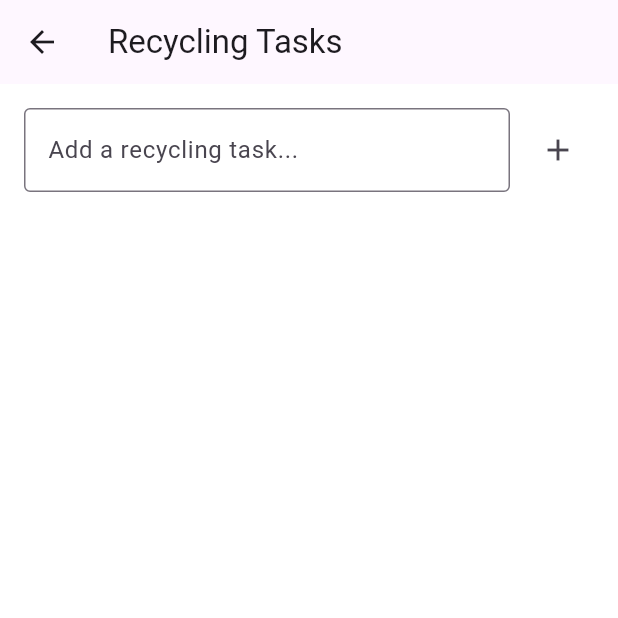
After one commit to ivanwong12364/smart-recycle, a Flutter app: the RecycleTab screen opened directly, after a tap on the "checklist" icon, on a phone screen of 412 x 824 dp, the top half of it. The commit adds this screen. Run offline on Flutter 3.47's test engine with Material 3 defaults, Android fonts, the light colour scheme and no system bars; our stand-ins replace cloud_firestore, firebase_auth, firebase_core, google_fonts, image_picker, sqflite; accounts and stored records are empty.

Commit message:
feat: add todo list

```diff
--- a/lib/screens/tabs/recycle_tab.dart
+++ b/lib/screens/tabs/recycle_tab.dart
@@ -1,6 +1,7 @@
 import 'package:flutter/material.dart';
 
 import '../image_classification_screen.dart';
+import '../todo_list_screen.dart';
 
 class RecycleTab extends StatelessWidget {
   final List<RecycleCategory> categories = [
@@ -58,6 +59,17 @@ class RecycleTab extends StatelessWidget {
                 context,
                 MaterialPageRoute(
                   builder: (context) => ImageClassificationScreen(),
+                ),
+              );
+            },
+          ),
+          IconButton(
+            icon: Icon(Icons.checklist),
+            onPressed: () {
+              Navigator.push(
+                context,
+                MaterialPageRoute(
+                  builder: (context) => TodoListScreen(),
                 ),
               );
             },
--- /dev/null
+++ b/lib/screens/todo_list_screen.dart
@@ -0,0 +1,108 @@
+import 'package:flutter/material.dart';
+
+class TodoListScreen extends StatefulWidget {
+  @override
+  _TodoListScreenState createState() => _TodoListScreenState();
+}
+
+class _TodoListScreenState extends State<TodoListScreen> {
+  final List<TodoItem> _todos = [];
+  final TextEditingController _textController = TextEditingController();
+
+  @override
+  void dispose() {
+    _textController.dispose();
+    super.dispose();
+  }
+
+  void _addTodo(String title) {
+    if (title.isNotEmpty) {
+      setState(() {
+        _todos.add(TodoItem(
+          title: title,
+          isCompleted: false,
+        ));
+      });
+      _textController.clear();
+    }
+  }
+
+  @override
+  Widget build(BuildContext context) {
+    return Scaffold(
+      appBar: AppBar(
+        title: Text('Recycling Tasks'),
+      ),
+      body: Column(
+        children: [
+          Padding(
+            padding: EdgeInsets.all(16),
+            child: Row(
+              children: [
+                Expanded(
+                  child: TextField(
+                    controller: _textController,
+                    decoration: InputDecoration(
+                      hintText: 'Add a recycling task...',
+                      border: OutlineInputBorder(),
+                    ),
+                    onSubmitted: _addTodo,
+                  ),
+                ),
+                SizedBox(width: 8),
+                IconButton(
+                  icon: Icon(Icons.add),
+                  onPressed: () => _addTodo(_textController.text),
+                ),
+              ],
+            ),
+          ),
+          Expanded(
+            child: ListView.builder(
+              itemCount: _todos.length,
+              itemBuilder: (context, index) {
+                final todo = _todos[index];
+                return ListTile(
+                  leading: Checkbox(
+                    value: todo.isCompleted,
+                    onChanged: (bool? value) {
+                      setState(() {
+                        todo.isCompleted = value ?? false;
+                      });
+                    },
+                  ),
+                  title: Text(
+                    todo.title,
+                    style: TextStyle(
+                      decoration: todo.isCompleted
+                          ? TextDecoration.lineThrough
+                          : TextDecoration.none,
+                    ),
+                  ),
+                  trailing: IconButton(
+                    icon: Icon(Icons.delete),
+                    onPressed: () {
+                      setState(() {
+                        _todos.removeAt(index);
+                      });
+                    },
+                  ),
+                );
+              },
+            ),
+          ),
+        ],
+      ),
+    );
+  }
+}
+
+class TodoItem {
+  String title;
+  bool isCompleted;
+
+  TodoItem({
+    required this.title,
+    required this.isCompleted,
+  });
+}
```
